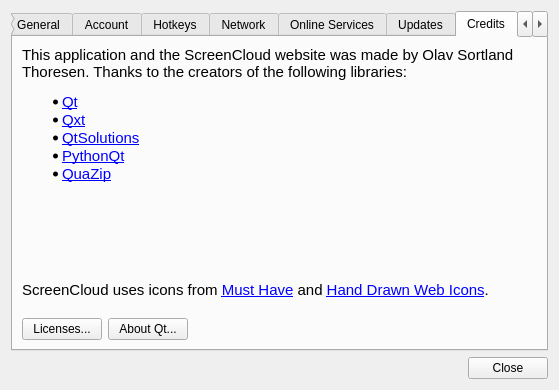
This is screencloud/src/dialog/preferencesdialog.ui in olav-st/screencloud as Qt 5 draws it before an edit. The edited form follows.
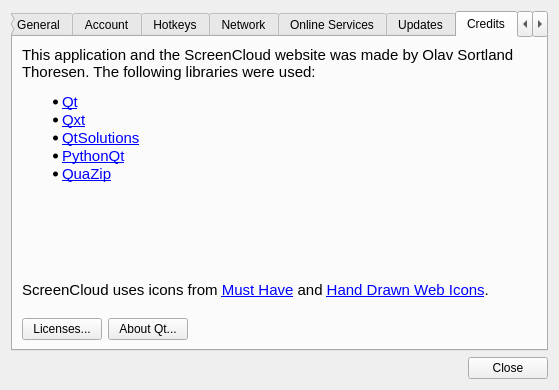
This is the edited form. The open tabs and pages were chosen to show the change.

Commit message: updated credits text

Patch:
```diff
--- a/screencloud/src/dialog/preferencesdialog.ui
+++ b/screencloud/src/dialog/preferencesdialog.ui
@@ -912,8 +912,8 @@
           <string>&lt;!DOCTYPE HTML PUBLIC &quot;-//W3C//DTD HTML 4.0//EN&quot; &quot;http://www.w3.org/TR/REC-html40/strict.dtd&quot;&gt;
 &lt;html&gt;&lt;head&gt;&lt;meta name=&quot;qrichtext&quot; content=&quot;1&quot; /&gt;&lt;style type=&quot;text/css&quot;&gt;
 p, li { white-space: pre-wrap; }
-&lt;/style&gt;&lt;/head&gt;&lt;body style=&quot; font-family:'Droid Sans'; font-size:12pt; font-weight:400; font-style:normal;&quot;&gt;
-&lt;p style=&quot; margin-top:12px; margin-bottom:0px; margin-left:0px; margin-right:0px; -qt-block-indent:0; text-indent:0px;&quot;&gt;&lt;span style=&quot; font-family:'Ubuntu'; font-size:11pt;&quot;&gt;This application and the ScreenCloud website was made by Olav Sortland Thoresen. Thanks to the creators of the following libraries:&lt;/span&gt;&lt;/p&gt;
+&lt;/style&gt;&lt;/head&gt;&lt;body style=&quot; font-family:'MS Shell Dlg 2'; font-size:12pt; font-weight:400; font-style:normal;&quot;&gt;
+&lt;p style=&quot; margin-top:12px; margin-bottom:0px; margin-left:0px; margin-right:0px; -qt-block-indent:0; text-indent:0px;&quot;&gt;&lt;span style=&quot; font-family:'Ubuntu'; font-size:11pt;&quot;&gt;This application and the ScreenCloud website was made by Olav Sortland Thoresen. The following libraries were used:&lt;/span&gt;&lt;/p&gt;
 &lt;ul style=&quot;margin-top: 0px; margin-bottom: 0px; margin-left: 0px; margin-right: 0px; -qt-list-indent: 1;&quot;&gt;&lt;li style=&quot; font-family:'Ubuntu'; font-size:11pt; font-weight:600;&quot; style=&quot; margin-top:12px; margin-bottom:0px; margin-left:0px; margin-right:0px; -qt-block-indent:0; text-indent:0px;&quot;&gt;&lt;a href=&quot;http://qt-project.org/&quot;&gt;&lt;span style=&quot; font-weight:400; text-decoration: underline; color:#0000ff;&quot;&gt;Qt&lt;/span&gt;&lt;/a&gt;&lt;/li&gt;
 &lt;li style=&quot; font-family:'Ubuntu'; font-size:11pt;&quot; style=&quot; margin-top:0px; margin-bottom:0px; margin-left:0px; margin-right:0px; -qt-block-indent:0; text-indent:0px;&quot;&gt;&lt;a href=&quot;http://libqxt.org/&quot;&gt;&lt;span style=&quot; text-decoration: underline; color:#0000ff;&quot;&gt;Qxt&lt;/span&gt;&lt;/a&gt;&lt;/li&gt;
 &lt;li style=&quot; font-family:'Ubuntu'; font-size:11pt;&quot; style=&quot; margin-top:0px; margin-bottom:0px; margin-left:0px; margin-right:0px; -qt-block-indent:0; text-indent:0px;&quot;&gt;&lt;a href=&quot;http://qt.gitorious.org/qt-solutions&quot;&gt;&lt;span style=&quot; text-decoration: underline; color:#0000ff;&quot;&gt;QtSolutions&lt;/span&gt;&lt;/a&gt;&lt;/li&gt;&lt;/ul&gt;
```
